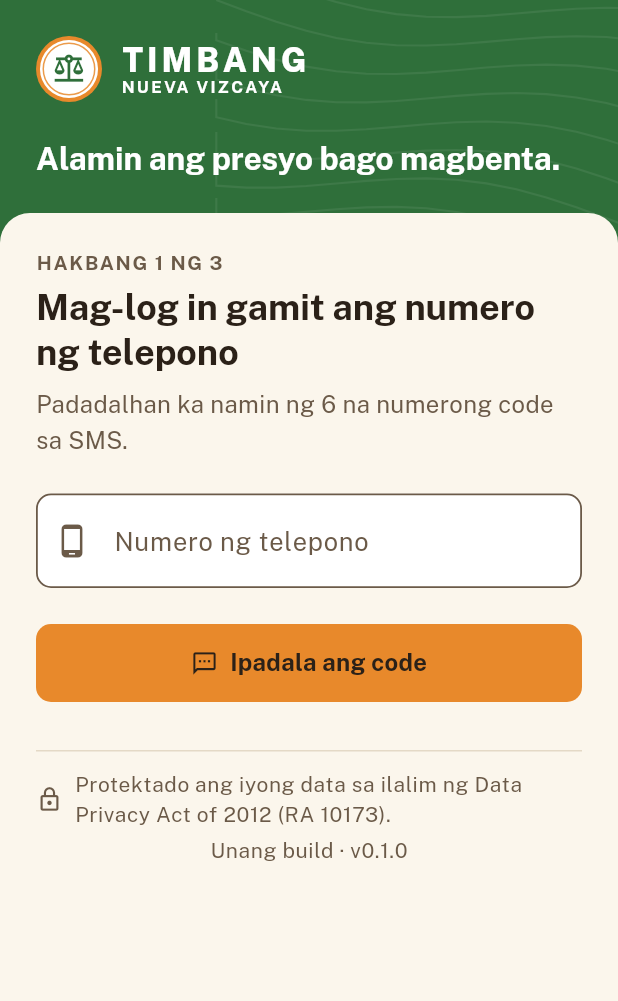
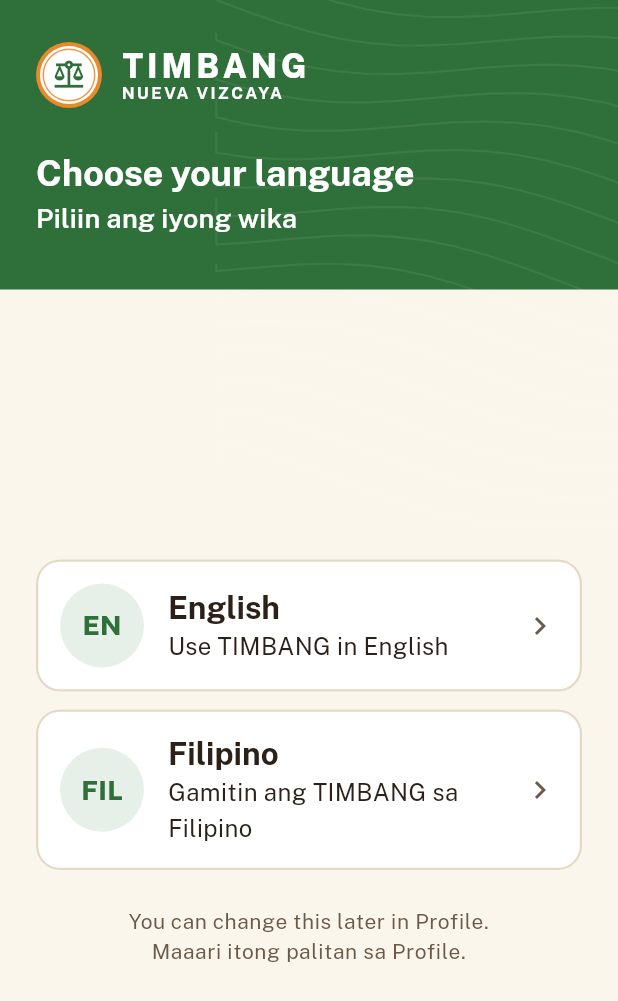
Before and after one commit to MysteriousAlarm/Timbang, a Flutter app: the screen it shows after launch, on a phone screen of 412 x 824 dp. Shown: the top 1001 px of the screen. Run offline on Flutter 3.47's test engine with Material 3 defaults, Android fonts, the phone set to English and light mode, and no system bars; our stand-ins replace cloud_firestore, cloud_functions, file_picker, firebase_auth, firebase_core, firebase_messaging and 5 more; missing offline and left inert: excel, firebase_app_check; accounts and stored records are empty; generated files the repository leaves out were written again.

Commit message:
feat: English default with first-launch language choice; full-screen privacy notice
- First launch (app and website) asks English or Filipino; saved on the
  device; switchable in Profile and the website header. English default.
- RA 10173 privacy notice is its own full-screen page with all sections
  (what, why, who sees it, retention, rights, security, contact); the
  'I agree' checkbox unlocks only after scrolling to the end. Readable
  again from Profile.
- Empty commodity list: admins get a direct 'Add the list' button.

Co-Authored-By: Claude Opus 5.5 <noreply@anthropic.com>
Claude-Session: https://claude.ai/code/session_01ULWrfRf72Z4YuSHjn9wCj1

```diff
--- a/app/lib/core/app.dart
+++ b/app/lib/core/app.dart
@@ -3,6 +3,7 @@ import 'package:flutter_localizations/flutter_localizations.dart';
 import 'package:flutter_riverpod/flutter_riverpod.dart';
 
 import 'l10n/generated/app_localizations.dart';
+import 'l10n/locale_controller.dart';
 import 'push/push_service.dart';
 import 'router/app_router.dart';
 
@@ -21,8 +22,8 @@ class TimbangApp extends ConsumerWidget {
       debugShowCheckedModeBanner: false,
       theme: theme,
       routerConfig: ref.watch(routerProvider),
-      // Filipino first, English fallback.
-      locale: const Locale('fil'),
+      // English by default; the user picks English or Filipino on first launch.
+      locale: ref.watch(appLocaleProvider),
       supportedLocales: AppLocalizations.supportedLocales,
       localizationsDelegates: const [
         AppLocalizations.delegate,
--- a/app/lib/core/bootstrap.dart
+++ b/app/lib/core/bootstrap.dart
@@ -3,6 +3,7 @@ import 'package:flutter_riverpod/flutter_riverpod.dart';
 
 import 'app.dart';
 import 'firebase/firebase_init.dart';
+import 'l10n/locale_controller.dart';
 import 'router/app_router.dart';
 import 'router/redirect.dart';
 
@@ -10,9 +11,13 @@ import 'router/redirect.dart';
 Future<void> bootstrap({required AppTarget target, required ThemeData theme}) async {
   WidgetsFlutterBinding.ensureInitialized();
   await initFirebase();
+  final language = await loadSavedLanguage();
   runApp(
     ProviderScope(
-      overrides: [appTargetProvider.overrideWithValue(target)],
+      overrides: [
+        appTargetProvider.overrideWithValue(target),
+        savedLanguageProvider.overrideWithValue(language),
+      ],
       child: TimbangApp(theme: theme),
     ),
   );
--- a/app/lib/core/l10n/app_en.arb
+++ b/app/lib/core/l10n/app_en.arb
@@ -35,7 +35,7 @@
   "roleBuyerDesc": "Buy produce from farmers",
   "roleReporter": "Price reporter",
   "roleAdmin": "Admin",
-  "consentTitle": "Privacy notice (RA 10173)",
+  "consentTitle": "Privacy Notice (RA 10173)",
   "consentBody": "TIMBANG collects only your name, phone number, and municipality for your account and so buyers can contact you. We never sell or share it. You can view, correct, or delete your data anytime in Profile, under the Data Privacy Act of 2012 (RA 10173).",
   "consentCheckbox": "I have read and agree",
   "saveProfile": "Save profile",
@@ -494,5 +494,34 @@
   "fieldObservedDate": "Price date",
   "officialPriceSaved": "Official price saved. The board is updated.",
   "openAdminDashboard": "Open the admin dashboard",
-  "roleNotActive": "Your {role} role is not active yet. It can only be granted with \"npm run seed:admin\" (first admin) or by an admin in Admin > Users. Then log out and log in again."
+  "roleNotActive": "Your {role} role is not active yet. It can only be granted with \"npm run seed:admin\" (first admin) or by an admin in Admin > Users. Then log out and log in again.",
+  "settingsKicker": "Settings",
+  "languageLabel": "Language",
+  "privacyTitle": "Privacy Notice",
+  "privacyHeading": "Data Privacy Act of 2012",
+  "privacyIntro": "TIMBANG values your privacy. This notice explains what personal information we collect, why, who can see it, and your rights under Republic Act No. 10173. Please read it to the end before agreeing.",
+  "privacyCollectTitle": "What we collect",
+  "privacyCollectBody": "Only three things: your name, mobile number, and town in Nueva Vizcaya. We never ask for your address, birthday, ID or any other personal data. We also record the time you agreed to this notice. Prices, listings, inquiries and alerts you create are linked to your account.",
+  "privacyWhyTitle": "Why we collect it",
+  "privacyWhyBody": "So you can log in with your number, so we can show prices for your town, and so buyers or farmers can contact you about produce. We do not use it for advertising and we never sell it.",
+  "privacyShareTitle": "Who can see it",
+  "privacyShareBody": "When you post produce, signed-in users see your name, number and town so they can contact you. When you send an inquiry, the farmer sees your name and number. TIMBANG admins (agriculture office staff) have access for moderation. It is never shown to the public or to people who are not signed in.",
+  "privacyKeepTitle": "How long we keep it",
+  "privacyKeepBody": "For as long as your account is active. When you delete your account, we delete your profile, listings, photos, alerts and inquiries. Prices you reported stay so market data remains accurate, but they are no longer linked to you.",
+  "privacyRightsTitle": "Your rights",
+  "privacyRightsBody": "Under RA 10173 you have the right to be informed, to access your data, to correct it, to object, and to have it erased. In Profile you can view and copy all the data we hold about you, edit your name and town, and delete your account at any time.",
+  "privacySecurityTitle": "How we protect it",
+  "privacySecurityBody": "Connections are encrypted. Access is limited by strict security rules: you can only see your own data, and sensitive admin actions are recorded in an audit log. We do not use analytics that collect personal data.",
+  "privacyContactTitle": "Contact",
+  "privacyContactBody": "For privacy questions or complaints, contact the TIMBANG admin at your agriculture office, or the Project TIMBANG developer at Nueva Vizcaya State University, Bayombong. You may also file a complaint with the National Privacy Commission (privacy.gov.ph).",
+  "privacyUpdated": "Last updated: November 2026 · First build v0.1.0",
+  "privacyScrollHint": "Scroll to the end to be able to agree.",
+  "privacyAgreeCheck": "I have read and understood the Privacy Notice and I agree",
+  "privacyAgreeButton": "I agree",
+  "privacySummary": "Before creating your account, read the full Privacy Notice on how we use your name, number and town.",
+  "privacyReadButton": "Read and agree",
+  "privacyAgreedStatus": "You agreed to the Privacy Notice.",
+  "privacyReadAgain": "Read the Privacy Notice",
+  "catalogEmptyAdmin": "There are no commodities or markets yet. As an admin, add them (one by one or from Excel) or load the demo data.",
+  "catalogEmptyAdminButton": "Add the list"
 }
--- /dev/null
+++ b/app/lib/core/l10n/locale_controller.dart
@@ -0,0 +1,57 @@
+import 'package:flutter/material.dart';
+import 'package:flutter_riverpod/flutter_riverpod.dart';
+import 'package:shared_preferences/shared_preferences.dart';
+
+/// Supported app languages. English is the default; the user picks on first launch.
+enum AppLanguage {
+  english('en'),
+  filipino('fil');
+
+  const AppLanguage(this.code);
+  final String code;
+  Locale get locale => Locale(code);
+
+  static AppLanguage? fromCode(String? c) {
+    for (final l in values) {
+      if (l.code == c) return l;
+    }
+    return null;
+  }
+}
+
+const _prefsKey = 'timbang.language';
+
+/// Language saved on this device (null = not chosen yet, show the chooser).
+/// Loaded once at startup in bootstrap() and overridden there.
+final savedLanguageProvider = Provider<AppLanguage?>((ref) => null);
+
+class LanguageController extends Notifier<AppLanguage?> {
+  @override
+  AppLanguage? build() => ref.watch(savedLanguageProvider);
+
+  Future<void> choose(AppLanguage lang) async {
+    state = lang;
+    try {
+      final prefs = await SharedPreferences.getInstance();
+      await prefs.setString(_prefsKey, lang.code);
+    } catch (_) {
+      // Private browsing etc.: the choice still applies for this session.
+    }
+  }
+}
+
+final languageProvider = NotifierProvider<LanguageController, AppLanguage?>(LanguageController.new);
+
+/// The locale the app renders in: the chosen language, or English by default.
+final appLocaleProvider = Provider<Locale>(
+  (ref) => (ref.watch(languageProvider) ?? AppLanguage.english).locale,
+);
+
+Future<AppLanguage?> loadSavedLanguage() async {
+  try {
+    final prefs = await SharedPreferences.getInstance();
+    return AppLanguage.fromCode(prefs.getString(_prefsKey));
+  } catch (_) {
+    return null;
+  }
+}
--- a/app/lib/core/router/app_router.dart
+++ b/app/lib/core/router/app_router.dart
@@ -19,6 +19,7 @@ import '../../features/home/presentation/home_page.dart';
 import '../../features/home/presentation/home_shell.dart';
 import '../../features/inquiries/presentation/inbox_tab.dart';
 import '../../features/landing/presentation/landing_page.dart';
+import '../../features/language/presentation/language_screen.dart';
 import '../../features/listings/presentation/create_listing_screen.dart';
 import '../../features/listings/presentation/listing_detail_screen.dart';
 import '../../features/listings/presentation/listings_tab.dart';
@@ -27,6 +28,7 @@ import '../../features/profile/presentation/profile_screen.dart';
 import '../../features/profile/presentation/profile_setup_screen.dart';
 import '../../features/reports/presentation/report_price_screen.dart';
 import '../../shared/widgets/state_views.dart';
+import '../l10n/locale_controller.dart';
 import '../theme/forest_gold_theme.dart';
 import '../theme/harvest_earth_theme.dart';
 import 'redirect.dart';
@@ -43,12 +45,21 @@ final routerProvider = Provider<GoRouter>((ref) {
   final refresh = ValueNotifier<Session>(ref.read(sessionProvider));
   ref.listen(sessionProvider, (_, next) => refresh.value = next);
   ref.onDispose(refresh.dispose);
+  final language = ValueNotifier<bool>(ref.read(languageProvider) != null);
+  ref.listen(languageProvider, (_, next) => language.value = next != null);
+  ref.onDispose(language.dispose);
 
   return GoRouter(
     initialLocation: target == AppTarget.web ? Routes.landing : Routes.splash,
-    refreshListenable: refresh,
-    redirect: (context, state) => resolveRedirect(refresh.value, state.matchedLocation, target),
+    refreshListenable: Listenable.merge([refresh, language]),
+    redirect: (context, state) => resolveRedirect(
+      refresh.value,
+      state.matchedLocation,
+      target,
+      languageChosen: language.value,
+    ),
     routes: [
+      GoRoute(path: Routes.language, builder: (_, _) => _farmerTheme(const LanguageScreen())),
       GoRoute(
         path: Routes.landing,
         builder: (_, _) =>
--- a/app/lib/core/router/redirect.dart
+++ b/app/lib/core/router/redirect.dart
@@ -5,6 +5,7 @@ enum AppTarget { mobile, web }
 
 abstract final class Routes {
   static const landing = '/';
+  static const language = '/language';
   static const splash = '/splash';
   static const login = '/login';
   static const otp = '/login/otp';
@@ -29,7 +30,17 @@ abstract final class Routes {
 }
 
 /// Pure redirect logic (unit tested). Returns null to stay on [location].
-String? resolveRedirect(Session session, String location, AppTarget target) {
+String? resolveRedirect(
+  Session session,
+  String location,
+  AppTarget target, {
+  bool languageChosen = true,
+}) {
+  // First launch: choose English or Filipino before anything else.
+  if (!languageChosen) return location == Routes.language ? null : Routes.language;
+  if (location == Routes.language) {
+    return target == AppTarget.web ? Routes.landing : Routes.splash;
+  }
   final isPublicLanding = target == AppTarget.web && location == Routes.landing;
   final onLogin = location == Routes.login || location == Routes.otp;
 
--- a/app/lib/features/landing/presentation/landing_page.dart
+++ b/app/lib/features/landing/presentation/landing_page.dart
@@ -1,8 +1,10 @@
 import 'package:flutter/material.dart';
+import 'package:flutter_riverpod/flutter_riverpod.dart';
 import 'package:go_router/go_router.dart';
 
 import '../../../core/config/app_config.dart';
 import '../../../core/l10n/generated/app_localizations.dart';
+import '../../../core/l10n/locale_controller.dart';
 import '../../../core/router/redirect.dart';
 import '../../../core/theme/timbang_colors.dart';
 import '../../../core/theme/tokens.dart';
@@ -144,6 +146,8 @@ class _Header extends StatelessWidget {
               TextButton(onPressed: onTrust, child: Text(l10n.trustKicker)),
               const SizedBox(width: SharedTokens.space3),
             ],
+            const _LanguageToggle(),
+            const SizedBox(width: SharedTokens.space2),
             FilledButton.icon(
               key: const Key('headerLogin'),
               onPressed: () => context.go(Routes.login),
@@ -617,3 +621,24 @@ class _Footer extends StatelessWidget {
     );
   }
 }
+
+/// EN | FIL switch in the website header.
+class _LanguageToggle extends ConsumerWidget {
+  const _LanguageToggle();
+
+  @override
+  Widget build(BuildContext context, WidgetRef ref) {
+    final current = ref.watch(languageProvider) ?? AppLanguage.english;
+    final next = current == AppLanguage.english ? AppLanguage.filipino : AppLanguage.english;
+    return Tooltip(
+      message: current == AppLanguage.english ? 'Gamitin sa Filipino' : 'Use English',
+      child: TextButton.icon(
+        key: const Key('landingLanguage'),
+        onPressed: () => ref.read(languageProvider.notifier).choose(next),
+        icon: const Icon(Icons.translate),
+        label: Text(current == AppLanguage.english ? 'FIL' : 'EN'),
+        style: TextButton.styleFrom(minimumSize: const Size(48, 48)),
+      ),
+    );
+  }
+}
--- /dev/null
+++ b/app/lib/features/language/presentation/language_screen.dart
@@ -0,0 +1,150 @@
+import 'package:flutter/material.dart';
+import 'package:flutter_riverpod/flutter_riverpod.dart';
+
+import '../../../core/l10n/locale_controller.dart';
+import '../../../core/theme/timbang_colors.dart';
+import '../../../core/theme/tokens.dart';
+import '../../../shared/widgets/brand.dart';
+
+/// First launch: pick the app language. Shown in both languages on purpose.
+class LanguageScreen extends ConsumerWidget {
+  const LanguageScreen({super.key});
+
+  @override
+  Widget build(BuildContext context, WidgetRef ref) {
+    final scheme = Theme.of(context).colorScheme;
+    final t = Theme.of(context).textTheme;
+    return Scaffold(
+      body: Column(
+        crossAxisAlignment: CrossAxisAlignment.stretch,
+        children: [
+          Container(
+            color: scheme.primary,
+            child: TerracePattern(
+              child: SafeArea(
+                bottom: false,
+                child: Padding(
+                  padding: const EdgeInsets.fromLTRB(24, 28, 24, 36),
+                  child: Column(
+                    crossAxisAlignment: CrossAxisAlignment.start,
+                    children: [
+                      const TimbangWordmark(size: 44, onDark: true),
+                      const SizedBox(height: 28),
+                      Text(
+                        'Choose your language',
+                        style: t.headlineSmall?.copyWith(color: scheme.onPrimary),
+                      ),
+                      const SizedBox(height: 4),
+                      Text(
+                        'Piliin ang iyong wika',
+                        style: t.titleMedium?.copyWith(color: scheme.onPrimary),
+                      ),
+                    ],
+                  ),
+                ),
+              ),
+            ),
+          ),
+          Expanded(
+            child: Center(
+              child: ConstrainedBox(
+                constraints: const BoxConstraints(maxWidth: 520),
+                child: ListView(
+                  shrinkWrap: true,
+                  padding: const EdgeInsets.all(SharedTokens.space5),
+                  children: [
+                    _LanguageCard(
+                      key: const Key('lang_en'),
+                      title: 'English',
+                      subtitle: 'Use TIMBANG in English',
+                      badge: 'EN',
+                      onTap: () => ref.read(languageProvider.notifier).choose(AppLanguage.english),
+                    ),
+                    const SizedBox(height: SharedTokens.space3),
+                    _LanguageCard(
+                      key: const Key('lang_fil'),
+                      title: 'Filipino',
+                      subtitle: 'Gamitin ang TIMBANG sa Filipino',
+                      badge: 'FIL',
+                      onTap: () => ref.read(languageProvider.notifier).choose(AppLanguage.filipino),
+                    ),
+                    const SizedBox(height: SharedTokens.space5),
+                    Text(
+                      'You can change this later in Profile.\nMaaari itong palitan sa Profile.',
+                      textAlign: TextAlign.center,
+                      style: t.bodySmall,
+                    ),
+                  ],
+                ),
+              ),
+            ),
+          ),
+        ],
+      ),
+    );
+  }
+}
+
+class _LanguageCard extends StatelessWidget {
+  const _LanguageCard({
+    super.key,
+    required this.title,
+    required this.subtitle,
+    required this.badge,
+    required this.onTap,
+  });
+
+  final String title;
+  final String subtitle;
+  final String badge;
+  final VoidCallback onTap;
+
+  @override
+  Widget build(BuildContext context) {
+    final scheme = Theme.of(context).colorScheme;
+    final c = TimbangColors.of(context);
+    final t = Theme.of(context).textTheme;
+    return Material(
+      color: scheme.surface,
+      shape: RoundedRectangleBorder(
+        borderRadius: BorderRadius.circular(SharedTokens.radiusLarge),
+        side: BorderSide(color: c.border, width: 1.5),
+      ),
+      child: InkWell(
+        borderRadius: BorderRadius.circular(SharedTokens.radiusLarge),
+        onTap: onTap,
+        child: Padding(
+          padding: const EdgeInsets.all(SharedTokens.space4),
+          child: Row(
+            children: [
+              Container(
+                width: 56,
+                height: 56,
+                alignment: Alignment.center,
+                decoration: BoxDecoration(color: c.primaryTint, shape: BoxShape.circle),
+                child: Text(
+                  badge,
+                  style: t.titleMedium?.copyWith(
+                    color: scheme.primary,
+                    fontWeight: FontWeight.w800,
+                  ),
+                ),
+              ),
+              const SizedBox(width: SharedTokens.space4),
+              Expanded(
+                child: Column(
+                  crossAxisAlignment: CrossAxisAlignment.start,
+                  children: [
+                    Text(title, style: t.titleLarge),
+                    Text(subtitle, style: t.bodyMedium),
+                  ],
+                ),
+              ),
+              Icon(Icons.chevron_right, color: c.textMuted),
+            ],
+          ),
+        ),
+      ),
+    );
+  }
+}
--- a/app/lib/features/profile/presentation/profile_screen.dart
+++ b/app/lib/features/profile/presentation/profile_screen.dart
@@ -6,6 +6,7 @@ import 'package:flutter_riverpod/flutter_riverpod.dart';
 import 'package:go_router/go_router.dart';
 
 import '../../../core/l10n/generated/app_localizations.dart';
+import '../../../core/l10n/locale_controller.dart';
 import '../../../core/router/redirect.dart';
 import '../../../core/theme/timbang_colors.dart';
 import '../../../core/theme/tokens.dart';
@@ -14,6 +15,7 @@ import '../../../shared/utils/phone.dart';
 import '../../../shared/widgets/sections.dart';
 import '../../auth/application/session.dart';
 import '../../home/presentation/home_shell.dart' show initials;
+import '../../privacy/presentation/privacy_notice_screen.dart';
 import '../application/profile_controller.dart';
 import '../domain/user_profile.dart';
 import 'municipality_field.dart';
@@ -151,6 +153,19 @@ class ProfileScreen extends ConsumerWidget {
           ),
         ],
         const SizedBox(height: SharedTokens.space5),
+        SectionHeader(kicker: l10n.settingsKicker, title: l10n.languageLabel),
+        const SizedBox(height: SharedTokens.space3),
+        SegmentedButton<AppLanguage>(
+          key: const Key('languageSwitch'),
+          showSelectedIcon: false,
+          segments: const [
+            ButtonSegment(value: AppLanguage.english, label: Text('English')),
+            ButtonSegment(value: AppLanguage.filipino, label: Text('Filipino')),
+          ],
+          selected: {ref.watch(languageProvider) ?? AppLanguage.english},
+          onSelectionChanged: (v) => ref.read(languageProvider.notifier).choose(v.first),
+        ),
+        const SizedBox(height: SharedTokens.space5),
         SectionHeader(kicker: 'RA 10173', title: l10n.myData),
         const SizedBox(height: SharedTokens.space3),
         PanelCard(
@@ -164,6 +179,11 @@ class ProfileScreen extends ConsumerWidget {
           ),
         ),
         const SizedBox(height: SharedTokens.space2),
+        TextButton.icon(
+          onPressed: () => showPrivacyNotice(context, requireAgreement: false),
+          icon: const Icon(Icons.article_outlined),
+          label: Text(l10n.privacyReadAgain),
+        ),
         OutlinedButton.icon(
           key: const Key('exportData'),
           onPressed: () => _export(context, ref),
--- a/app/pubspec.yaml
+++ b/app/pubspec.yaml
@@ -24,6 +24,7 @@ dependencies:
   go_router: ^18.1.2
   image_picker: ^1.2.4
   intl: ^0.20.3
+  shared_preferences: ^2.5.6
   url_launcher: ^6.3.3
 
 dev_dependencies:
```
Also changed, not shown: app/lib/core/l10n/app_fil.arb (+31 -2 lines), app/lib/features/listings/presentation/create_listing_screen.dart (+14 -1 lines), app/lib/features/privacy/presentation/privacy_notice_screen.dart (added, +172 -0 lines), app/lib/features/profile/presentation/profile_setup_screen.dart (+24 -11 lines), app/lib/features/reports/presentation/report_price_screen.dart (+14 -1 lines), app/lib/core/firebase/firebase_options.dart, app/pubspec.lock, 3 other files.
